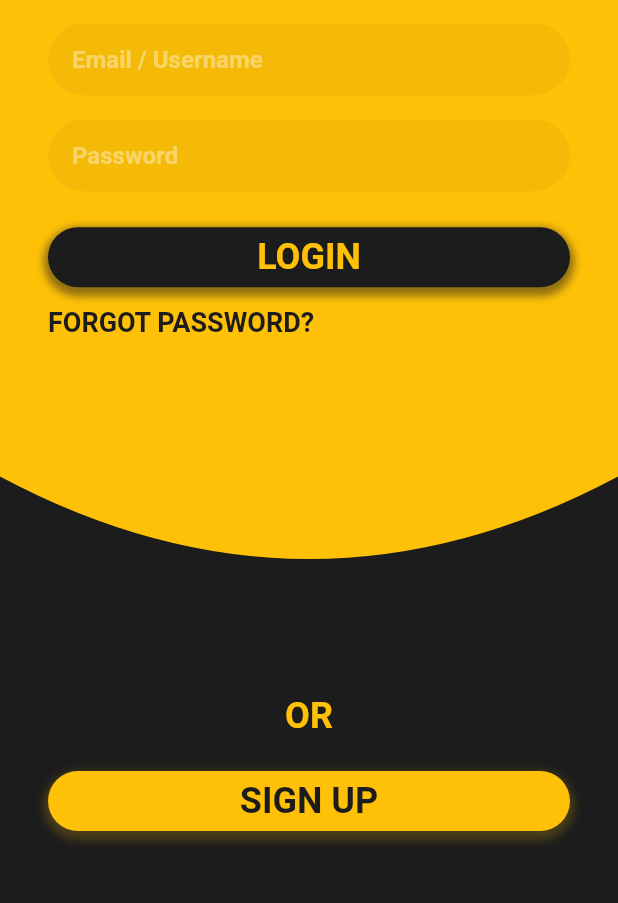
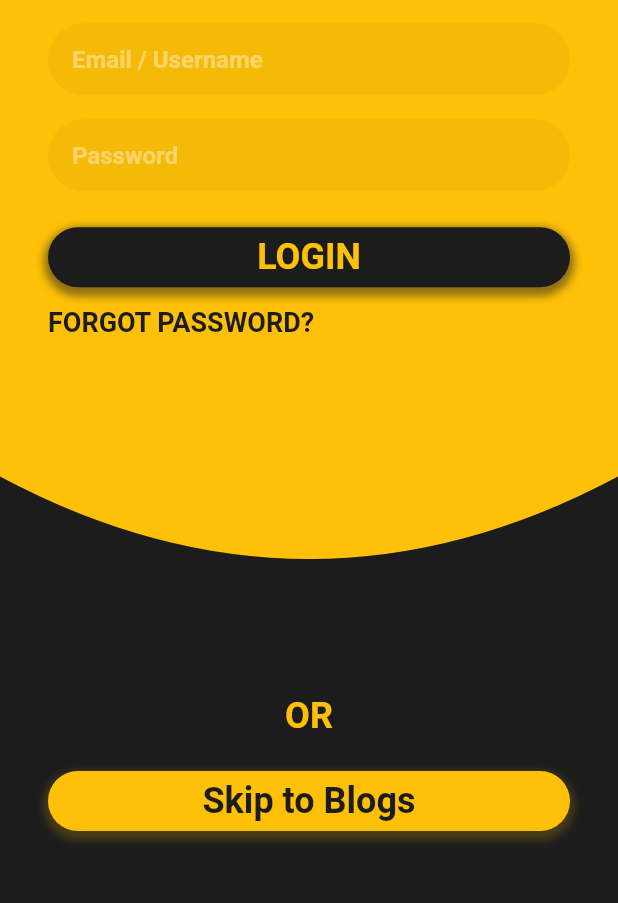
Before and after one commit to vashisth00/beerbiceps, a Flutter app: the screen it shows after launch, on a phone screen of 412 x 824 dp, the part 265-1168 px from its top. Run offline on Flutter 3.47's test engine with Material 2 defaults, Android fonts, the phone set to English and light mode, and no system bars; our stand-ins replace flutter_icons, graphql_flutter.

Commit message:
Skip to Blogs

```diff
--- a/lib/screens/home/signup_option.dart
+++ b/lib/screens/home/signup_option.dart
@@ -38,7 +38,7 @@ class SignUpOption extends StatelessWidget {
           ),
           child: Center(
             child: Text(
-              "SIGN UP",
+              "Skip to Blogs",
               style: TextStyle(
                 fontSize: 24,
                 fontWeight: FontWeight.bold,
```
